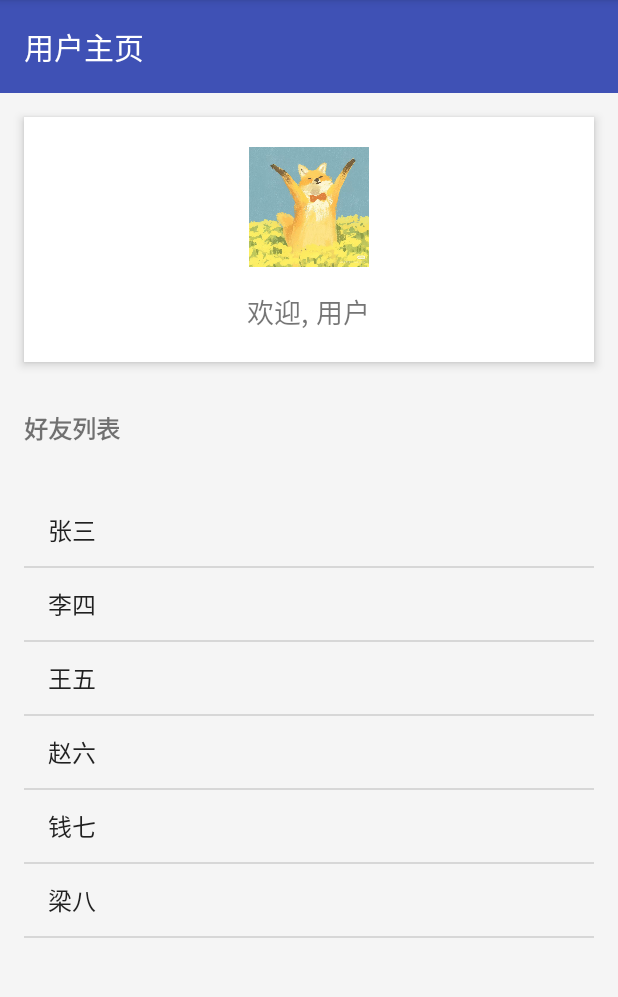
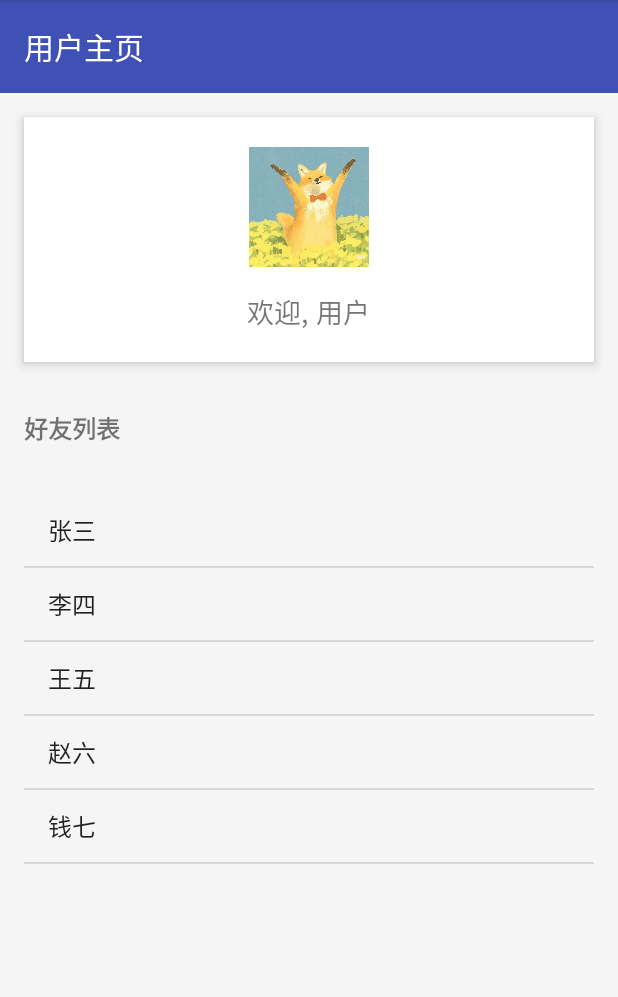
Before and after one commit to zzflora/AndroidApp, an Android app: the HomeActivity screen opened directly, with no data from a screen before it, on a phone screen of 412 x 824 dp, the part 84-1081 px from its top. Run offline under Robolectric (Android 15) with nearby library versions, the light colour scheme and no system bars.

Commit message:
主页显示代码优化

```diff
--- a/app/src/main/java/com/example/loginapp/HomeActivity.kt
+++ b/app/src/main/java/com/example/loginapp/HomeActivity.kt
@@ -38,7 +38,7 @@ class HomeActivity : AppCompatActivity() {
     }
 
     private fun setupFriendsList() {
-        val friends = arrayOf("张三", "李四", "王五", "赵六", "钱七","梁八")
+        val friends = arrayOf("张三", "李四", "王五", "赵六", "钱七")
         val adapter = ArrayAdapter(
             this,
             android.R.layout.simple_list_item_1,
```
